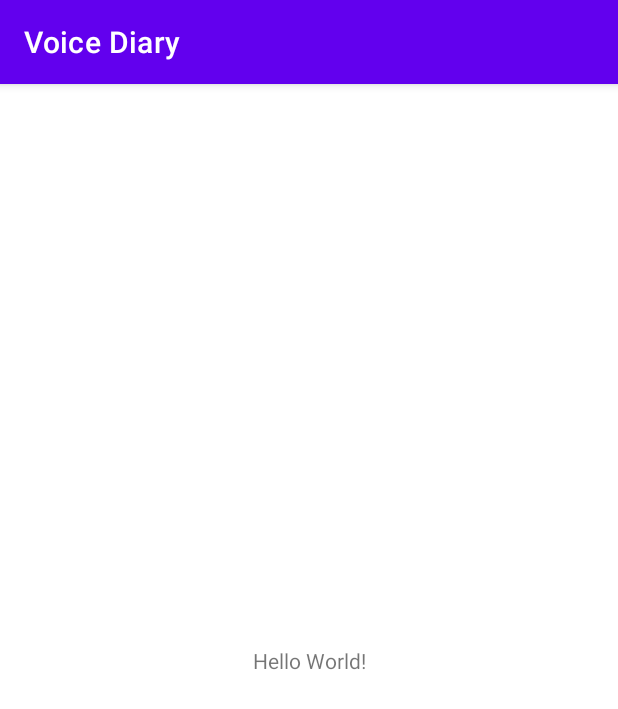
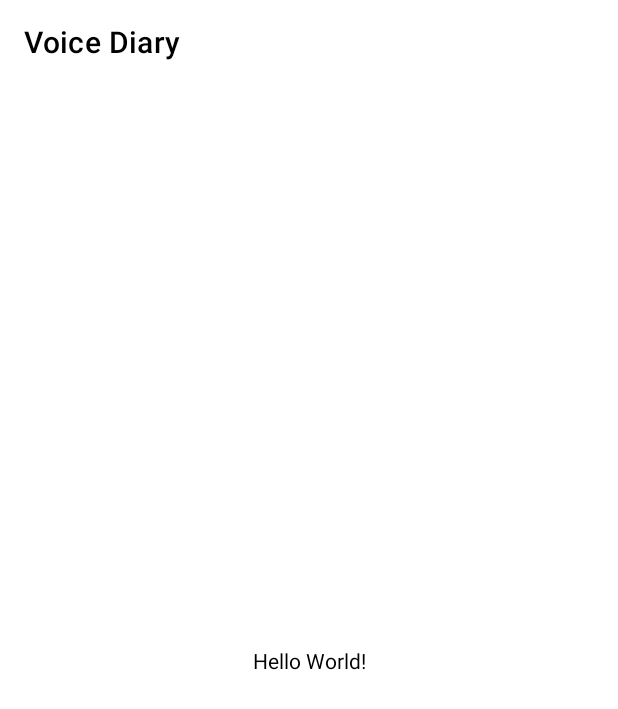
Before and after one commit to andreyhoco/Voice_Diary, an Android app: the screen it shows after launch (MainActivity), on a phone screen of 412 x 824 dp. Shown: the top 709 px of the screen. Run offline under Robolectric (Android 15) with nearby library versions, the phone set to English and light mode, and no system bars.

Commit message:
Change theme attributes

```diff
--- a/app/src/main/java/com/designdrivendevelopment/voicediary/MainActivity.kt
+++ b/app/src/main/java/com/designdrivendevelopment/voicediary/MainActivity.kt
@@ -7,5 +7,6 @@ class MainActivity : AppCompatActivity() {
     override fun onCreate(savedInstanceState: Bundle?) {
         super.onCreate(savedInstanceState)
         setContentView(R.layout.activity_main)
+        supportActionBar?.elevation = 0f
     }
 }
--- a/app/src/main/res/values/colors.xml
+++ b/app/src/main/res/values/colors.xml
@@ -7,4 +7,5 @@
     <color name="teal_700">#FF018786</color>
     <color name="black">#FF000000</color>
     <color name="white">#FFFFFFFF</color>
+    <color name="light_blue">#03A9F4</color>
 </resources>
--- a/app/src/main/res/values/themes.xml
+++ b/app/src/main/res/values/themes.xml
@@ -2,15 +2,25 @@
     <!-- Base application theme. -->
     <style name="Theme.VoiceDiary" parent="Theme.MaterialComponents.DayNight.DarkActionBar">
         <!-- Primary brand color. -->
-        <item name="colorPrimary">@color/purple_500</item>
-        <item name="colorPrimaryVariant">@color/purple_700</item>
+        <item name="colorPrimary">@color/light_blue</item>
+        <item name="colorPrimaryVariant">@color/white</item>
         <item name="colorOnPrimary">@color/white</item>
+        <item name="colorAccent">@color/light_blue</item>
+        <item name="android:textColor">@color/black</item>
         <!-- Secondary brand color. -->
-        <item name="colorSecondary">@color/teal_200</item>
+        <item name="colorSecondary">@color/light_blue</item>
         <item name="colorSecondaryVariant">@color/teal_700</item>
         <item name="colorOnSecondary">@color/black</item>
         <!-- Status bar color. -->
-        <item name="android:statusBarColor" tools:targetApi="l">?attr/colorPrimaryVariant</item>
+        <item name="android:windowLightStatusBar">true</item>
+        <item name="android:statusBarColor" tools:targetApi="l">@color/white</item>
+
+        <item name="actionBarTheme">@style/Theme.VoiceDiary.AppBarOverlay</item>
         <!-- Customize your theme here. -->
     </style>
+
+    <style name="Theme.VoiceDiary.AppBarOverlay" parent="ThemeOverlay.AppCompat.Dark.ActionBar">
+        <item name="android:textColorPrimary">@color/black</item>
+        <item name="colorPrimary">@color/white</item>
+    </style>
 </resources>
```
